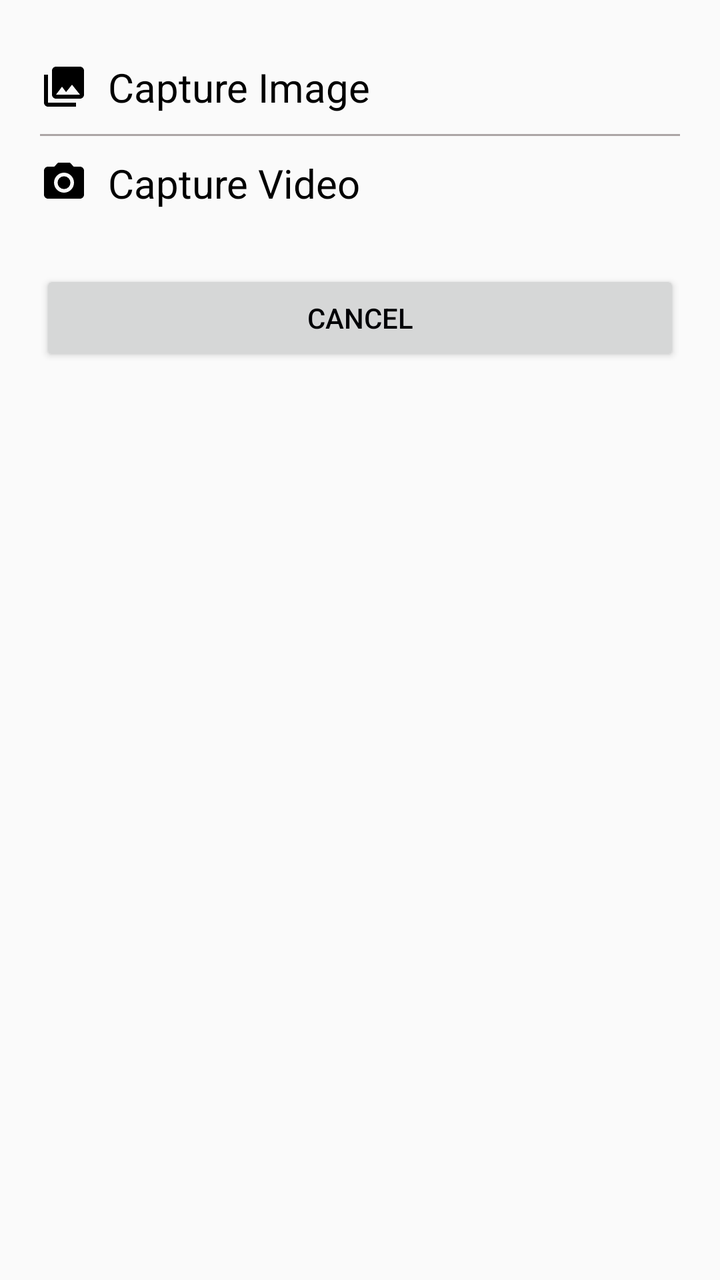
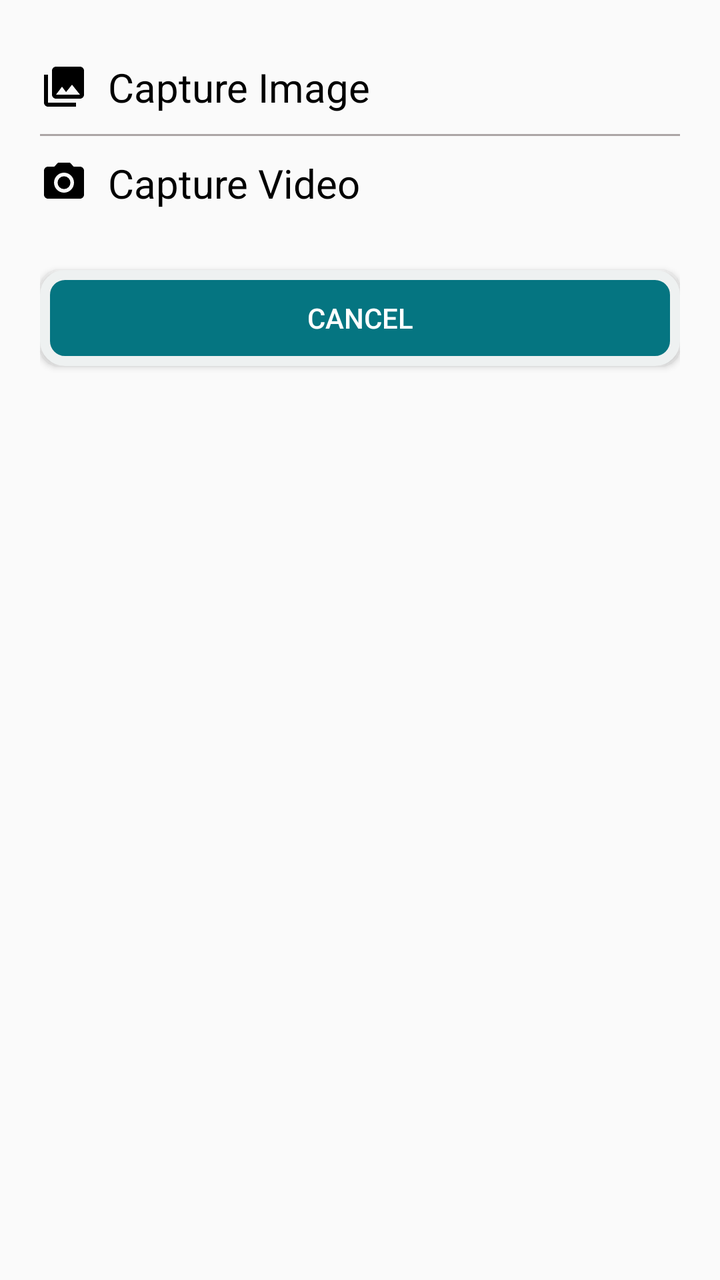

Two renders of the same Android screen: before a commit and after it. Below are the layout's source before the change and the commit's diff.
<!-- AndroidManifest.xml: application theme AppTheme -->
<!-- res/layout/image_video.xml -->
<?xml version="1.0" encoding="utf-8"?>
<LinearLayout xmlns:android="http://schemas.android.com/apk/res/android"
    android:layout_width="match_parent"
    android:layout_height="match_parent"
    android:orientation="vertical"
    android:padding="20dp">

    <LinearLayout
        android:id="@+id/getImage"
        android:layout_width="match_parent"
        android:layout_height="wrap_content"
        android:orientation="horizontal">

        <ImageView
            android:layout_width="wrap_content"
            android:layout_height="wrap_content"
            android:layout_gravity="center"
            android:src="@drawable/ic_menu_gallery" />

        <TextView
            android:layout_width="wrap_content"
            android:layout_height="wrap_content"
            android:layout_margin="10dp"
            android:text="Capture Image"
            android:textColor="#000000"
            android:textSize="20dp" />
    </LinearLayout>

    <View
        android:layout_width="match_parent"
        android:layout_height="1dp"
        android:layout_below="@+id/hader2"
        android:background="#aca6a6" />

    <LinearLayout
        android:id="@+id/getVideo"
        android:layout_width="match_parent"
        android:layout_height="wrap_content"
        android:orientation="horizontal">

        <ImageView
            android:layout_width="wrap_content"
            android:layout_height="wrap_content"
            android:layout_gravity="center"
            android:src="@drawable/ic_menu_camera" />

        <TextView
            android:layout_width="wrap_content"
            android:layout_height="wrap_content"
            android:layout_margin="10dp"
            android:text="Capture Video"
            android:textColor="#000000"
            android:textSize="20dp" />
    </LinearLayout>

    <Button
        android:id="@+id/CAncel"
        android:layout_width="match_parent"
        android:layout_height="wrap_content"
        android:layout_gravity="center_horizontal"
        android:layout_marginTop="20dp"
        android:elevation="10dp"
        android:text="CANCEL"
        android:textColor="@color/colorAccent" />

</LinearLayout>
<!-- resources referenced by this layout -->
<resources>
  <color name="colorAccent">#000105</color>
  <!-- drawable ic_menu_camera (drawable-v21) -->
  <vector xmlns:android="http://schemas.android.com/apk/res/android"
      android:width="24dp"
      android:height="24dp"
      android:viewportHeight="24.0"
      android:viewportWidth="24.0">
      <path
          android:fillColor="#FF000000"
          android:pathData="M12,12m-3.2,0a3.2,3.2 0,1 1,6.4 0a3.2,3.2 0,1 1,-6.4 0" />
      <path
          android:fillColor="#FF000000"
          android:pathData="M9,2L7.17,4H4c-1.1,0 -2,0.9 -2,2v12c0,1.1 0.9,2 2,2h16c1.1,0 2,-0.9 2,-2V6c0,-1.1 -0.9,-2 -2,-2h-3.17L15,2H9zm3,15c-2.76,0 -5,-2.24 -5,-5s2.24,-5 5,-5 5,2.24 5,5 -2.24,5 -5,5z" />
  </vector>
  <!-- drawable ic_menu_gallery (drawable-v21) -->
  <vector xmlns:android="http://schemas.android.com/apk/res/android"
      android:width="24dp"
      android:height="24dp"
      android:viewportHeight="24.0"
      android:viewportWidth="24.0">
      <path
          android:fillColor="#FF000000"
          android:pathData="M22,16V4c0,-1.1 -0.9,-2 -2,-2H8c-1.1,0 -2,0.9 -2,2v12c0,1.1 0.9,2 2,2h12c1.1,0 2,-0.9 2,-2zm-11,-4l2.03,2.71L16,11l4,5H8l3,-4zM2,6v14c0,1.1 0.9,2 2,2h14v-2H4V6H2z" />
  </vector>
  <style name="AppTheme" parent="Theme.AppCompat.Light.DarkActionBar">
          
          <item name="windowNoTitle">true</item>
          <item name="windowActionBar">false</item>
          <item name="colorPrimary">@color/light_blue_800</item>
          <item name="colorPrimaryDark">@color/colorPrimaryDark</item>
          <item name="colorAccent">@color/colorAccent</item>
      </style>
  <color name="light_blue_800">#0277bd</color>
  <color name="colorPrimaryDark">#303F9F</color>
</resources>

<!-- the commit's change to res/layout/image_video.xml (unified diff, before → after) -->
@@ -61,6 +61,7 @@
         android:layout_marginTop="20dp"
         android:elevation="10dp"
         android:text="CANCEL"
-        android:textColor="@color/colorAccent" />
+        android:background="@drawable/button_background"
+        android:textColor="@color/white" />
 
 </LinearLayout>
<!-- resource entries referenced after the edit -->
@@ -1,5 +1,21 @@
 <!-- resources referenced by this layout -->
 <resources>
+  <color name="white">#FFFFFF</color>
+  <!-- drawable button_background (drawable) -->
+  <?xml version="1.0" encoding="utf-8"?>
+  <selector xmlns:android="http://schemas.android.com/apk/res/android">
+      <item>
+  
+          <shape android:shape="rectangle">
+              <solid android:color="#057581" />
+              <stroke android:width="5dp" android:color="#eef1f1" />
+              <corners android:radius="10dp" />
+  
+          </shape>
+  
+      </item>
+  
+  </selector>
   <color name="colorAccent">#000105</color>
   <!-- drawable ic_menu_camera (drawable-v21) -->
   <vector xmlns:android="http://schemas.android.com/apk/res/android"
@@ -28,11 +44,11 @@
           
           <item name="windowNoTitle">true</item>
           <item name="windowActionBar">false</item>
-          <item name="colorPrimary">@color/light_blue_800</item>
+          <item name="colorPrimary">@color/pink_900</item>
           <item name="colorPrimaryDark">@color/colorPrimaryDark</item>
           <item name="colorAccent">@color/colorAccent</item>
       </style>
-  <color name="light_blue_800">#0277bd</color>
+  <color name="pink_900">#880E4F</color>
   <color name="colorPrimaryDark">#303F9F</color>
 </resources>
 
